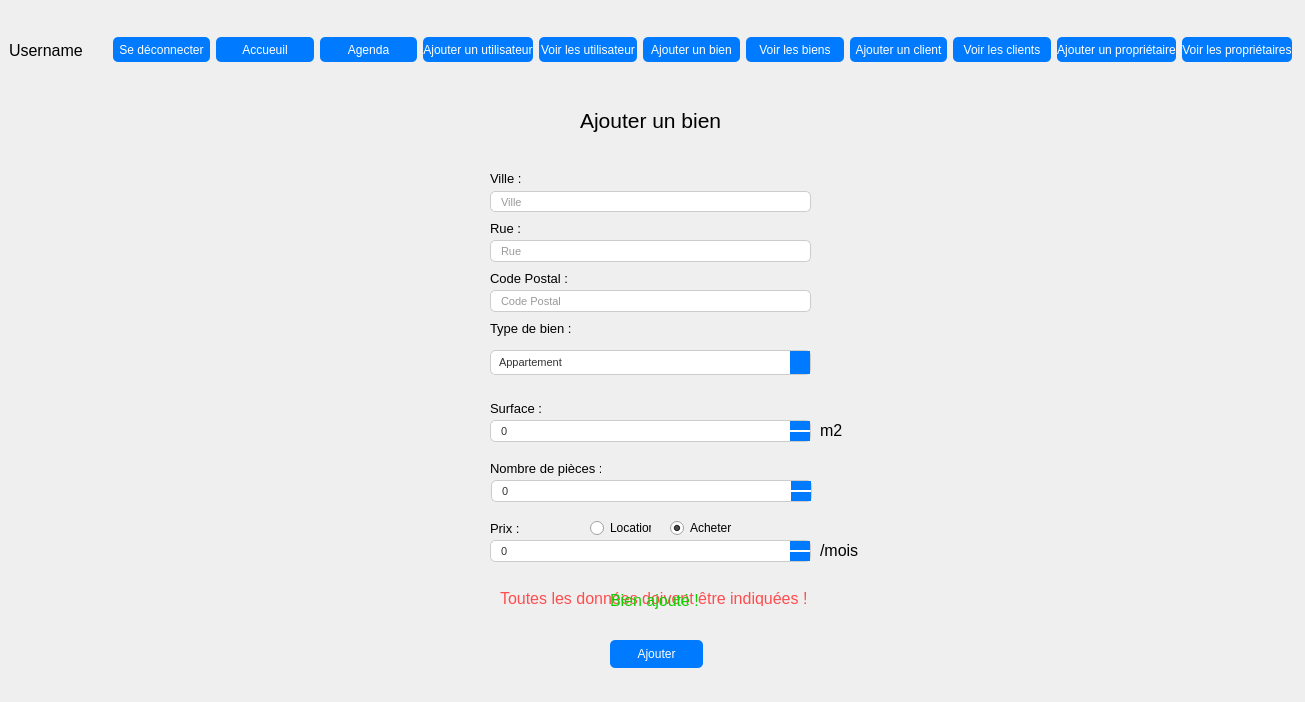
This is core/GUI/interface.ui in LixNew2/Grimmo as Qt 5 draws it before an edit. The edited form follows.
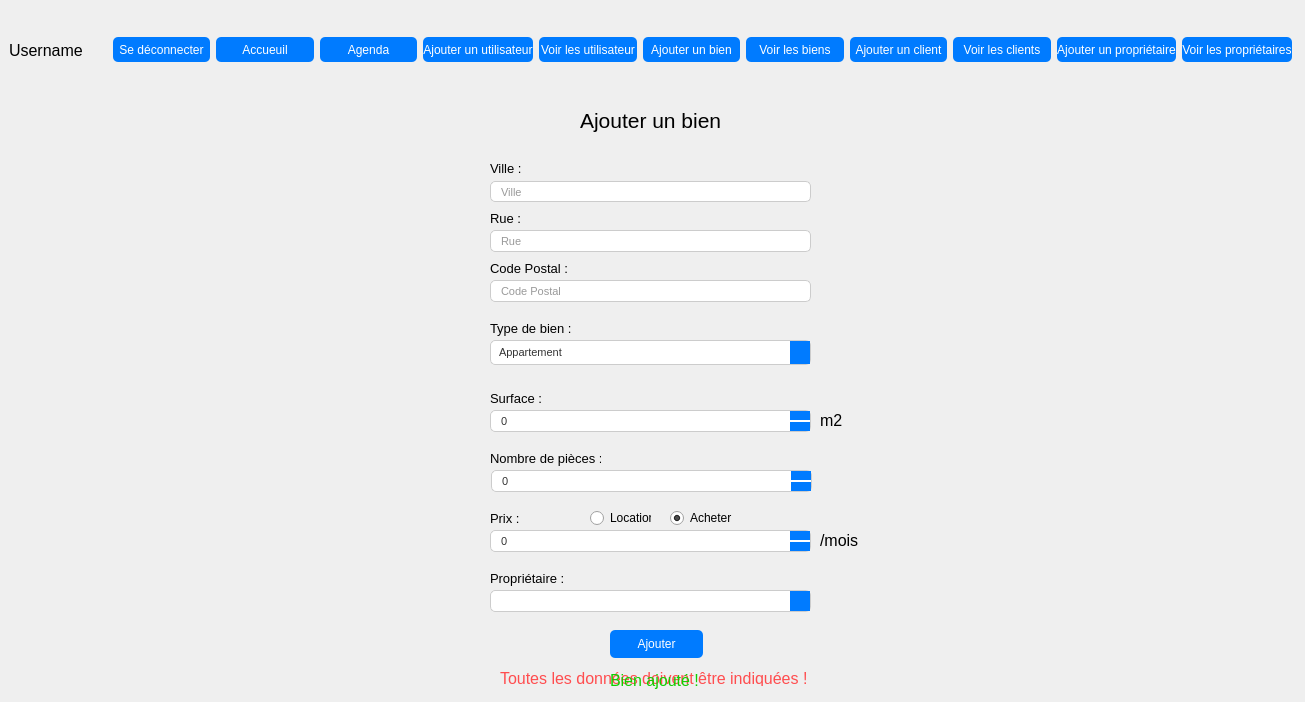
This is the edited form. The open tabs and pages were chosen to show the change.

```diff
--- a/core/GUI/interface.ui
+++ b/core/GUI/interface.ui
@@ -438,7 +438,7 @@
       <property name="geometry">
        <rect>
         <x>480</x>
-        <y>230</y>
+        <y>220</y>
         <width>55</width>
         <height>16</height>
        </rect>
@@ -456,7 +456,7 @@
       <property name="geometry">
        <rect>
         <x>480</x>
-        <y>280</y>
+        <y>270</y>
         <width>91</width>
         <height>16</height>
        </rect>
@@ -474,7 +474,7 @@
       <property name="geometry">
        <rect>
         <x>480</x>
-        <y>201</y>
+        <y>191</y>
         <width>321</width>
         <height>21</height>
        </rect>
@@ -508,7 +508,7 @@
       <property name="geometry">
        <rect>
         <x>480</x>
-        <y>250</y>
+        <y>240</y>
         <width>321</width>
         <height>22</height>
        </rect>
@@ -542,7 +542,7 @@
       <property name="geometry">
        <rect>
         <x>480</x>
-        <y>300</y>
+        <y>290</y>
         <width>321</width>
         <height>22</height>
        </rect>
@@ -594,7 +594,7 @@
       <property name="geometry">
        <rect>
         <x>480</x>
-        <y>410</y>
+        <y>400</y>
         <width>55</width>
         <height>16</height>
        </rect>
@@ -612,7 +612,7 @@
       <property name="geometry">
        <rect>
         <x>480</x>
-        <y>470</y>
+        <y>460</y>
         <width>111</width>
         <height>16</height>
        </rect>
@@ -630,7 +630,7 @@
       <property name="geometry">
        <rect>
         <x>480</x>
-        <y>180</y>
+        <y>170</y>
         <width>55</width>
         <height>16</height>
        </rect>
@@ -648,7 +648,7 @@
       <property name="geometry">
        <rect>
         <x>580</x>
-        <y>528</y>
+        <y>518</y>
         <width>61</width>
         <height>20</height>
        </rect>
@@ -661,7 +661,7 @@
       <property name="geometry">
        <rect>
         <x>660</x>
-        <y>528</y>
+        <y>518</y>
         <width>95</width>
         <height>20</height>
        </rect>
@@ -677,7 +677,7 @@
       <property name="geometry">
        <rect>
         <x>480</x>
-        <y>360</y>
+        <y>350</y>
         <width>321</width>
         <height>25</height>
        </rect>
@@ -742,7 +742,7 @@
       <property name="geometry">
        <rect>
         <x>481</x>
-        <y>490</y>
+        <y>480</y>
         <width>321</width>
         <height>22</height>
        </rect>
@@ -795,7 +795,7 @@
       <property name="geometry">
        <rect>
         <x>600</x>
-        <y>650</y>
+        <y>640</y>
         <width>93</width>
         <height>28</height>
        </rect>
@@ -826,7 +826,7 @@
       <property name="geometry">
        <rect>
         <x>810</x>
-        <y>550</y>
+        <y>540</y>
         <width>71</width>
         <height>21</height>
        </rect>
@@ -846,7 +846,7 @@
       <property name="geometry">
        <rect>
         <x>480</x>
-        <y>430</y>
+        <y>420</y>
         <width>321</width>
         <height>22</height>
        </rect>
@@ -899,7 +899,7 @@
       <property name="geometry">
        <rect>
         <x>480</x>
-        <y>550</y>
+        <y>540</y>
         <width>321</width>
         <height>22</height>
        </rect>
@@ -952,7 +952,7 @@
       <property name="geometry">
        <rect>
         <x>810</x>
-        <y>432</y>
+        <y>422</y>
         <width>55</width>
         <height>16</height>
        </rect>
@@ -992,7 +992,7 @@
       <property name="geometry">
        <rect>
         <x>490</x>
-        <y>600</y>
+        <y>680</y>
         <width>321</width>
         <height>16</height>
        </rect>
@@ -1013,7 +1013,7 @@
       <property name="geometry">
        <rect>
         <x>600</x>
-        <y>600</y>
+        <y>680</y>
         <width>101</width>
         <height>20</height>
        </rect>
@@ -1034,7 +1034,7 @@
       <property name="geometry">
        <rect>
         <x>480</x>
-        <y>530</y>
+        <y>520</y>
         <width>41</width>
         <height>16</height>
        </rect>
@@ -1048,6 +1048,71 @@
        <string>Prix :</string>
       </property>
      </widget>
+     <widget class="QComboBox" name="owner_combo_box">
+      <property name="geometry">
+       <rect>
+        <x>480</x>
+        <y>600</y>
+        <width>321</width>
+        <height>22</height>
+       </rect>
+      </property>
+      <property name="styleSheet">
+       <string notr="true">/* Style général pour QComboBox */
+QComboBox {
+    background-color: #ffffff;
+    color: #333;
+    border: 1px solid #ccc;
+    border-radius: 5px;
+    padding: 4px 8px;
+    font-size: 11px;
+}
+
+/* Icône de la flèche */
+QComboBox::drop-down {
+    border: none;
+    background-color: rgb(0, 123, 255);
+    border-radius: 0 5px 5px 0; /* Coins arrondis uniquement à droite */
+    width: 20px;
+}
+QComboBox::down-arrow {
+    width: 10px;
+    height: 10px;
+    image: none; /* Supprime l'image si aucune icône n'est fournie */
+    border: none;
+    color: white;
+}
+
+/* Menu déroulant */
+QComboBox QAbstractItemView {
+    background-color: #ffffff;
+    border: 1px solid rgb(0, 123, 255);
+    selection-background-color: rgb(0, 123, 255);
+    selection-color: #ffffff;
+    padding: 5px;
+    border-radius: 0px; /* Coins carrés pour le menu */
+}
+</string>
+      </property>
+     </widget>
+     <widget class="QLabel" name="label_21">
+      <property name="geometry">
+       <rect>
+        <x>480</x>
+        <y>580</y>
+        <width>81</width>
+        <height>16</height>
+       </rect>
+      </property>
+      <property name="font">
+       <font>
+        <pointsize>10</pointsize>
+       </font>
+      </property>
+      <property name="text">
+       <string>Propriétaire :</string>
+      </property>
+     </widget>
     </widget>
     <widget class="QWidget" name="agenda_2">
      <widget class="QWidget" name="horizontalLayoutWidget_6">
```
Left out of the diff: 12 changed lines with no effect on the pictures.
